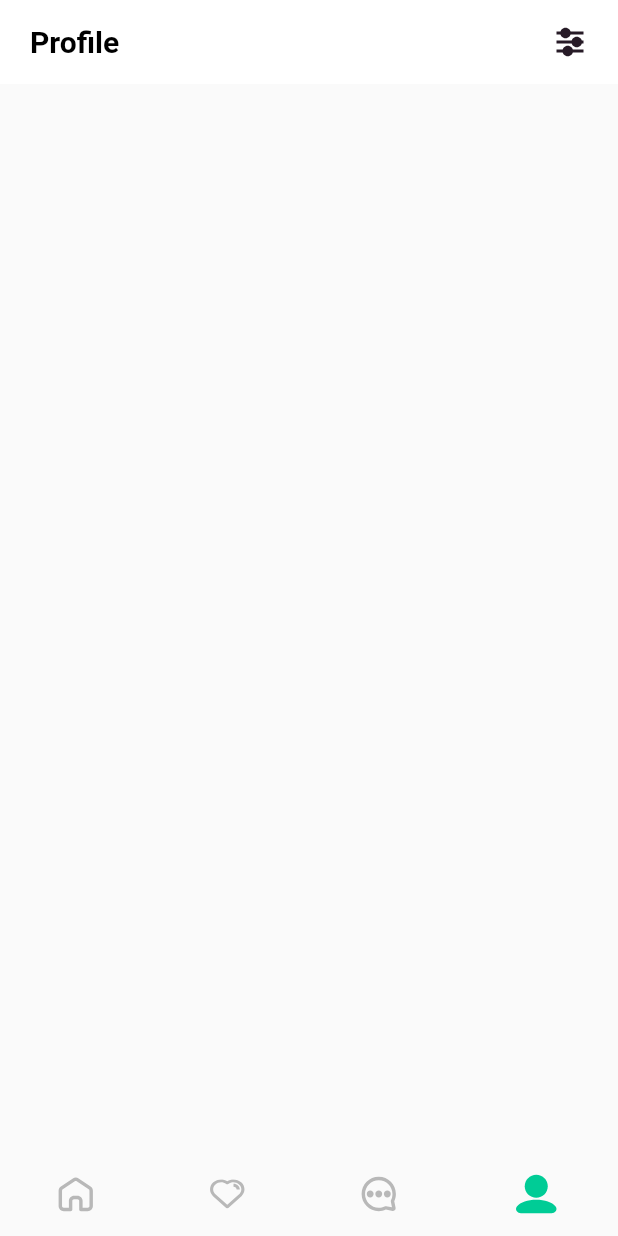
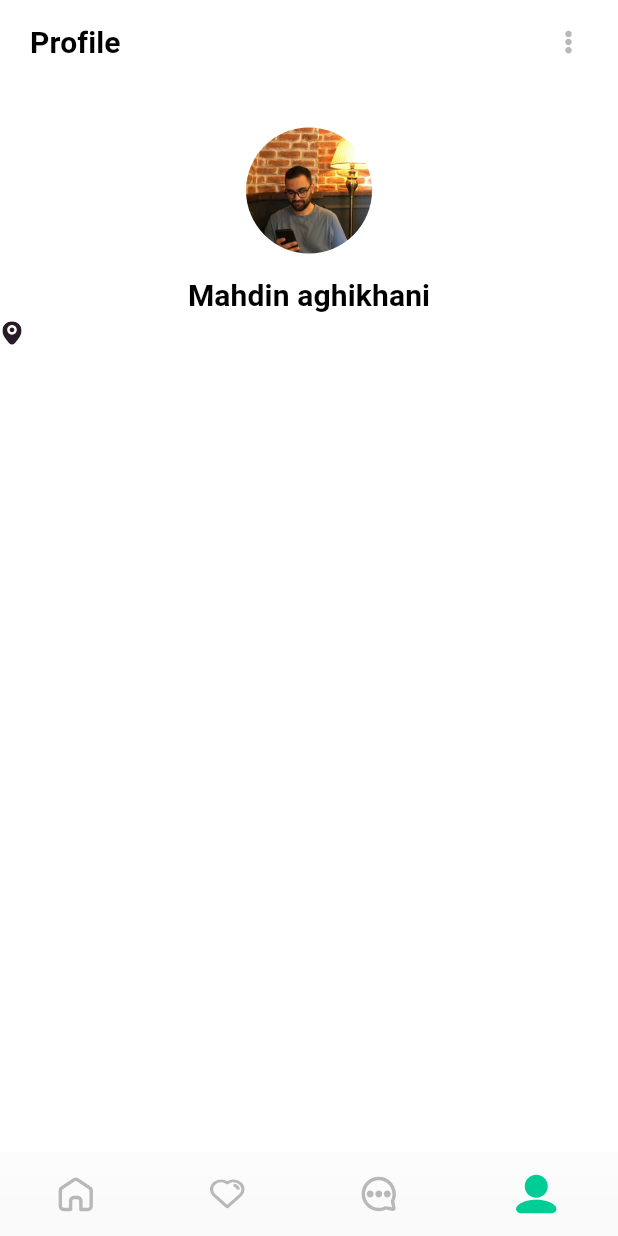
Before and after one commit to mahdinaghikhanii/realestate, a Flutter app: the screen it shows after launch, item 4 of the bottom bar chosen, on a phone screen of 412 x 824 dp. Run offline on Flutter 3.47's test engine with Material 2 defaults, Android fonts, the phone set to English and light mode, and no system bars; our stand-ins replace flutter_svg, loading_animation_widget.

Commit message:
create constans dart

```diff
--- a/lib/module/widgets/custom_icon.dart
+++ b/lib/module/widgets/custom_icon.dart
@@ -17,13 +17,19 @@ class CustomIcon extends StatelessWidget {
   @override
   Widget build(BuildContext context) {
     return InkWell(
+      splashColor: Colors.grey,
+      borderRadius: BorderRadius.circular(20),
       onTap: ontap,
-      child: SizedBox(
-        width: isSelected ? 32 : 24,
-        height: isSelected ? 32 : 24,
-        child: SvgPicture.asset(
-          isSelected ? imgSelected : imgAddres,
-          color: isSelected ? const Color(0xFF00CC96) : const Color(0xFFB8B8B8),
+      child: Padding(
+        padding: const EdgeInsets.all(12.0),
+        child: SizedBox(
+          width: isSelected ? 32 : 24,
+          height: isSelected ? 32 : 24,
+          child: SvgPicture.asset(
+            isSelected ? imgSelected : imgAddres,
+            color:
+                isSelected ? const Color(0xFF00CC96) : const Color(0xFFB8B8B8),
+          ),
         ),
       ),
     );
--- a/lib/views/bottom_navigation_screan/user_profile.dart
+++ b/lib/views/bottom_navigation_screan/user_profile.dart
@@ -8,6 +8,7 @@ class UserProfile extends StatelessWidget {
   @override
   Widget build(BuildContext context) {
     return Scaffold(
+      backgroundColor: const Color(0xFFFFFFFF),
       appBar: AppBar(
           centerTitle: false,
           elevation: 0,
@@ -16,19 +17,50 @@ class UserProfile extends StatelessWidget {
           actions: [
             Padding(
               padding: const EdgeInsets.symmetric(horizontal: 20),
-              child: SvgPicture.asset(
-                'assets/svg/settings.svg',
-                fit: BoxFit.contain,
-                width: 24,
-                height: 24,
+              child: InkWell(
+                splashColor: Colors.transparent,
+                onTap: () {},
+                child: SvgPicture.asset(
+                  'assets/svg/bottom_navigation_icon/moreiteam.svg',
+                  fit: BoxFit.contain,
+                  width: 26,
+                  height: 26,
+                ),
               ),
             )
           ],
           titleSpacing: 0,
           title: Padding(
               padding: const EdgeInsets.only(left: 20),
-              child: Text("Profile",
-                  style: context.textTheme.subtitle1!.copyWith(fontSize: 20)))),
+              child: Text("Profile", style: context.textTheme.subtitle2))),
+      body: Column(
+        children: [
+          const SizedBox(height: 27),
+          const Center(
+            child: SizedBox(
+              width: 88,
+              height: 88,
+              child: Padding(
+                padding: EdgeInsets.symmetric(horizontal: 2),
+                child: CircleAvatar(
+                  backgroundColor: Colors.transparent,
+                  backgroundImage: AssetImage(
+                    'assets/img/profile.jpg',
+                  ),
+                ),
+              ),
+            ),
+          ),
+          const SizedBox(height: 14),
+          Text("Mahdin aghikhani", style: context.textTheme.subtitle2),
+          const SizedBox(height: 6),
+          Row(
+            children: [
+              SvgPicture.asset("assets/svg/location.svg", width: 16, height: 16)
+            ],
+          )
+        ],
+      ),
     );
   }
 }
```
Also changed, not shown: assets/svg/bottom_navigation_icon/moreiteam.svg (added), lib/config/constans.dart (added).
